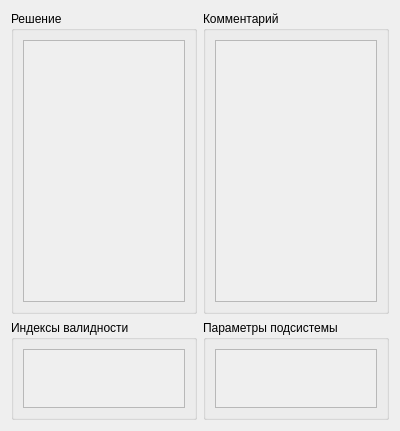
Old version of the form Main/tabs/Adviser/adviser_gui.ui in the repository msmirnov91/pacs.
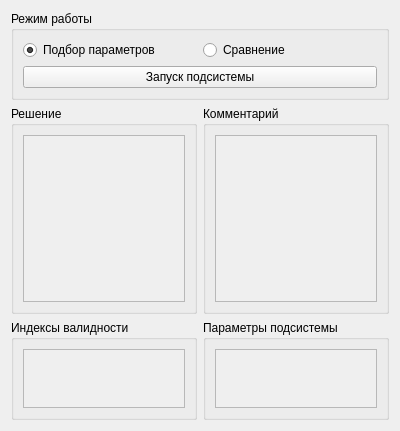
New version of the form.

Commit message: adviser tab works

The edit to the form file:
```diff
--- a/Main/tabs/Adviser/adviser_gui.ui
+++ b/Main/tabs/Adviser/adviser_gui.ui
@@ -14,23 +14,7 @@
    <string>Form</string>
   </property>
   <layout class="QGridLayout" name="gridLayout">
-   <item row="0" column="1" rowspan="2">
-    <widget class="QGroupBox" name="groupBox_2">
-     <property name="title">
-      <string>Комментарий</string>
-     </property>
-     <layout class="QGridLayout" name="gridLayout_3">
-      <item row="0" column="0">
-       <widget class="QTextEdit" name="te_comment">
-        <property name="enabled">
-         <bool>false</bool>
-        </property>
-       </widget>
-      </item>
-     </layout>
-    </widget>
-   </item>
-   <item row="0" column="0" rowspan="2">
+   <item row="1" column="0" rowspan="2">
     <widget class="QGroupBox" name="groupBox">
      <property name="title">
       <string>Решение</string>
@@ -46,7 +30,7 @@
      </layout>
     </widget>
    </item>
-   <item row="2" column="1">
+   <item row="3" column="1">
     <widget class="QGroupBox" name="groupBox_4">
      <property name="maximumSize">
       <size>
@@ -68,7 +52,23 @@
      </layout>
     </widget>
    </item>
-   <item row="2" column="0">
+   <item row="1" column="1" rowspan="2">
+    <widget class="QGroupBox" name="groupBox_2">
+     <property name="title">
+      <string>Комментарий</string>
+     </property>
+     <layout class="QGridLayout" name="gridLayout_3">
+      <item row="0" column="0">
+       <widget class="QTextEdit" name="te_comment">
+        <property name="enabled">
+         <bool>false</bool>
+        </property>
+       </widget>
+      </item>
+     </layout>
+    </widget>
+   </item>
+   <item row="3" column="0">
     <widget class="QGroupBox" name="groupBox_3">
      <property name="maximumSize">
       <size>
@@ -90,6 +90,45 @@
      </layout>
     </widget>
    </item>
+   <item row="0" column="0" colspan="2">
+    <widget class="QGroupBox" name="groupBox_5">
+     <property name="maximumSize">
+      <size>
+       <width>16777215</width>
+       <height>90</height>
+      </size>
+     </property>
+     <property name="title">
+      <string>Режим работы</string>
+     </property>
+     <layout class="QGridLayout" name="gridLayout_6">
+      <item row="0" column="1">
+       <widget class="QRadioButton" name="compare">
+        <property name="text">
+         <string>Сравнение</string>
+        </property>
+       </widget>
+      </item>
+      <item row="0" column="0">
+       <widget class="QRadioButton" name="choose_params">
+        <property name="text">
+         <string>Подбор параметров</string>
+        </property>
+        <property name="checked">
+         <bool>true</bool>
+        </property>
+       </widget>
+      </item>
+      <item row="1" column="0" colspan="2">
+       <widget class="QPushButton" name="btn_submit">
+        <property name="text">
+         <string>Запуск подсистемы</string>
+        </property>
+       </widget>
+      </item>
+     </layout>
+    </widget>
+   </item>
   </layout>
  </widget>
  <resources/>
```
The commit also changes 5 other files.
